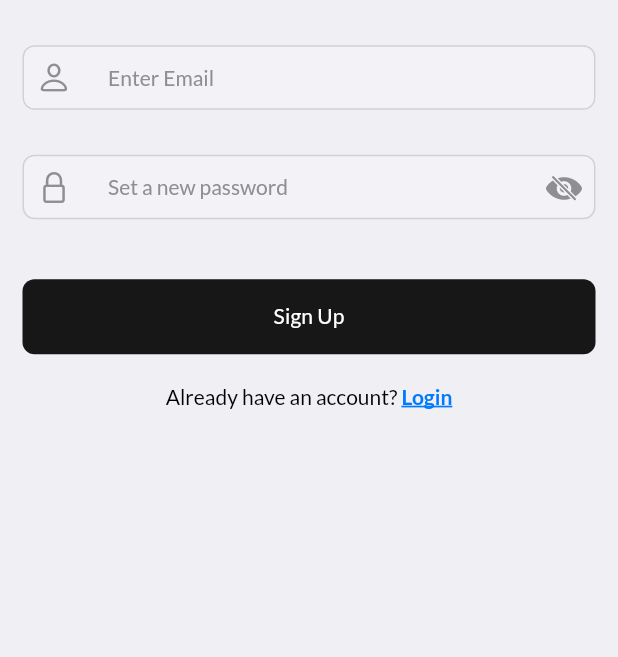
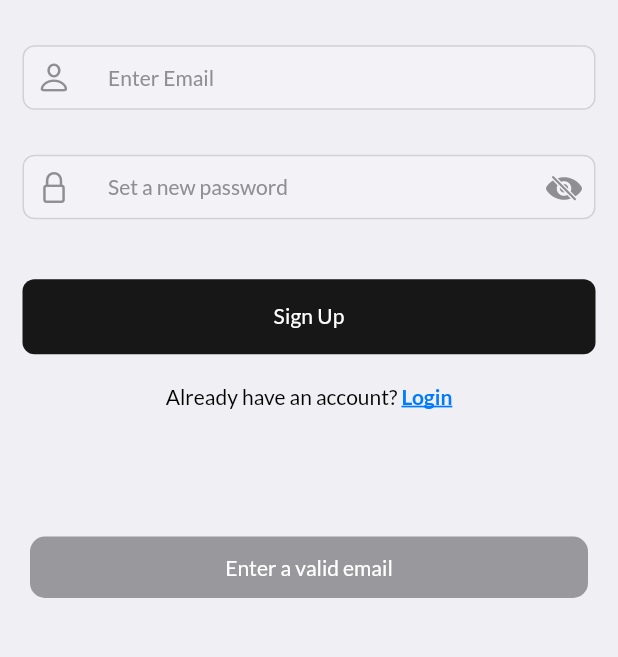
Before and after one commit to Jayakrishnan-manoj/Contineu-task, a Flutter app: the CreateAccountScreen screen opened directly, after a tap on "Sign Up", on a phone screen of 412 x 824 dp, the part 563-1220 px from its top. Run offline on Flutter 3.47's test engine with Material 3 defaults, Android fonts, the phone set to English and light mode, and no system bars; our stand-ins replace cloud_firestore, firebase_auth, firebase_core, shared_preferences; accounts and stored records are empty.

```diff
--- a/lib/helpers/helpers.dart
+++ b/lib/helpers/helpers.dart
@@ -1,6 +1,7 @@
 import 'package:flutter/cupertino.dart';
 
 class Helpers {
+
   void showCupertinoToast(BuildContext context, String message, bool isDarkTheme) {
     final overlay = Overlay.of(context);
     final overlayEntry = OverlayEntry(
@@ -27,4 +28,11 @@ class Helpers {
     overlay.insert(overlayEntry);
     Future.delayed(Duration(seconds: 3), () => overlayEntry.remove());
   }
+
+   bool validateEmail(String email) {
+    final emailRegex = RegExp(r'^[a-zA-Z0-9._%+-]+@[a-zA-Z0-9.-]+\.[a-zA-Z]{2,}$');
+    return emailRegex.hasMatch(email);
+  }
+
+
 }
--- a/lib/screens/auth/create_account_screen.dart
+++ b/lib/screens/auth/create_account_screen.dart
@@ -1,3 +1,4 @@
+import 'package:contineu/helpers/helpers.dart';
 import 'package:contineu/screens/home_screen.dart';
 import 'package:contineu/screens/auth/login_screen.dart';
 import 'package:contineu/services/auth_service.dart';
@@ -5,6 +6,9 @@ import 'package:contineu/widgets/custom_textfield.dart';
 import 'package:flutter/cupertino.dart';
 import 'package:flutter/gestures.dart';
 import 'package:flutter/material.dart';
+import 'package:provider/provider.dart';
+
+import '../../provider/theme_provider.dart';
 
 class CreateAccountScreen extends StatefulWidget {
   const CreateAccountScreen({super.key});
@@ -16,16 +20,22 @@ class CreateAccountScreen extends StatefulWidget {
 class _CreateAccountScreenState extends State<CreateAccountScreen> {
   final TextEditingController _emailController = TextEditingController();
   final TextEditingController _passwordController = TextEditingController();
+  bool _isLoading = false;
 
   @override
   Widget build(BuildContext context) {
+    final themeProvider = Provider.of<ThemeProvider>(context);
     return CupertinoPageScaffold(
       navigationBar: CupertinoNavigationBar(
         backgroundColor: Colors.transparent,
         border: null,
         leading: Text(
           "SIGN UP",
-          style: TextStyle(fontSize: 40, fontWeight: FontWeight.bold,fontFamily: "Lato",),
+          style: TextStyle(
+            fontSize: 40,
+            fontWeight: FontWeight.bold,
+            fontFamily: "Lato",
+          ),
         ),
       ),
       child: Padding(
@@ -38,6 +48,16 @@ class _CreateAccountScreenState extends State<CreateAccountScreen> {
             SizedBox(
               height: 30,
             ),
+            _isLoading
+                ? Center(
+                    child: CupertinoActivityIndicator(
+                      color: CupertinoColors.systemIndigo,
+                    ),
+                  )
+                : Column(
+                    mainAxisAlignment: MainAxisAlignment.center,
+                    crossAxisAlignment: CrossAxisAlignment.start,
+                    children: [
                       CustomCupertinoTextField(
                         hintText: "Enter Email",
                         controller: _emailController,
@@ -58,20 +78,46 @@ class _CreateAccountScreenState extends State<CreateAccountScreen> {
                         height: 50,
                         child: FilledButton(
                           onPressed: () async {
+                            setState(() {
+                              _isLoading = true;
+                            });
+                            bool isValidEmail =
+                                Helpers().validateEmail(_emailController.text);
+                            if (!isValidEmail) {
+                              setState(() {
+                                _isLoading = true;
+                              });
+                              Helpers().showCupertinoToast(
+                                  context,
+                                  "Enter a valid email",
+                                  themeProvider.isDarkTheme);
+                              setState(() {
+                                _isLoading = false;
+                              });
+                              return;
+                            } else {
                               await AuthService()
-                      .createAccount(
-                          _emailController.text, _passwordController.text)
+                                  .createAccount(_emailController.text,
+                                      _passwordController.text)
                                   .then((value) {
                                 if (value == "signed in") {
+                                  setState(() {
+                                    _isLoading = true;
+                                  });
                                   Navigator.of(context).pushReplacement(
                                     CupertinoPageRoute(
                                       builder: (context) => HomeScreen(),
                                     ),
                                   );
                                 } else {
-                      print(value);
+                                  setState(() {
+                                    _isLoading = false;
+                                  });
+                                  Helpers().showCupertinoToast(context, value,
+                                      themeProvider.isDarkTheme);
                                 }
                               });
+                            }
                           },
                           style: ButtonStyle(
                             backgroundColor: WidgetStatePropertyAll(
@@ -84,16 +130,20 @@ class _CreateAccountScreenState extends State<CreateAccountScreen> {
                               ),
                             ),
                           ),
-                child: Text("Sign Up", style: TextStyle(
+                          child: Text(
+                            "Sign Up",
+                            style: TextStyle(
                               fontFamily: "Lato",
-                    ),),
+                            ),
+                          ),
                         ),
                       ),
                       SizedBox(
                         height: 20,
                       ),
                       Center(
-              child: Text.rich(TextSpan(
+                        child: Text.rich(
+                          TextSpan(
                             text: 'Already have an account? ',
                             children: <InlineSpan>[
                               TextSpan(
@@ -109,9 +159,15 @@ class _CreateAccountScreenState extends State<CreateAccountScreen> {
                                 style: TextStyle(
                                   color: CupertinoColors.systemBlue,
                                   fontWeight: FontWeight.bold,
-                          decoration: TextDecoration.underline,fontFamily: "Lato",),
+                                  decoration: TextDecoration.underline,
+                                  fontFamily: "Lato",
+                                ),
                               )
-                  ])),
+                            ],
+                          ),
+                        ),
+                      ),
+                    ],
                   ),
           ],
         ),
--- a/lib/services/auth_service.dart
+++ b/lib/services/auth_service.dart
@@ -40,9 +40,9 @@ class AuthService {
       }
     } catch (e) {
       print(e);
-      return "some error occured";
+      return "Please check your credentials and try again";
     }
-    return "some error occured";
+    return "Please check your credentials and try again";
   }
 
   Future<void> resetPassword(String email) async {
```
Also changed, not shown: lib/screens/auth/login_screen.dart (+25 -1 lines), lib/screens/home_screen.dart (+13 -1 lines), lib/widgets/custom_listtile.dart (+8 -5 lines). Lines whose indentation alone changed are shown as unchanged.
